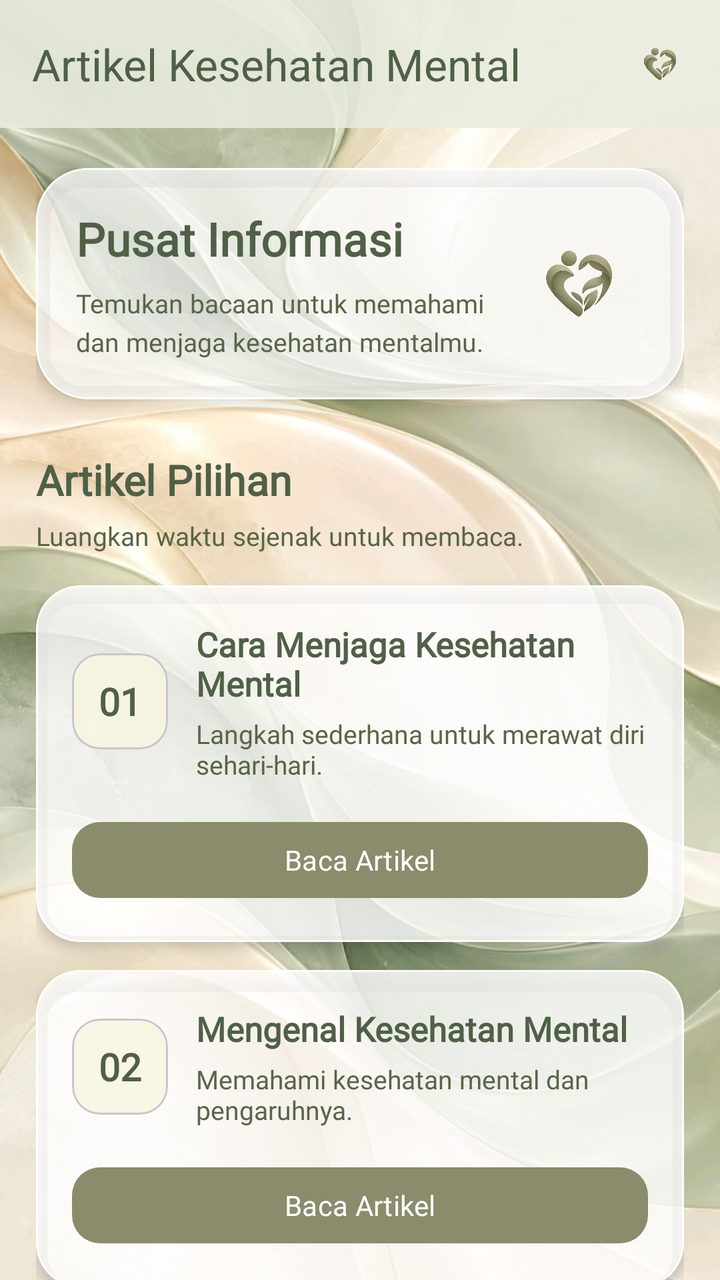
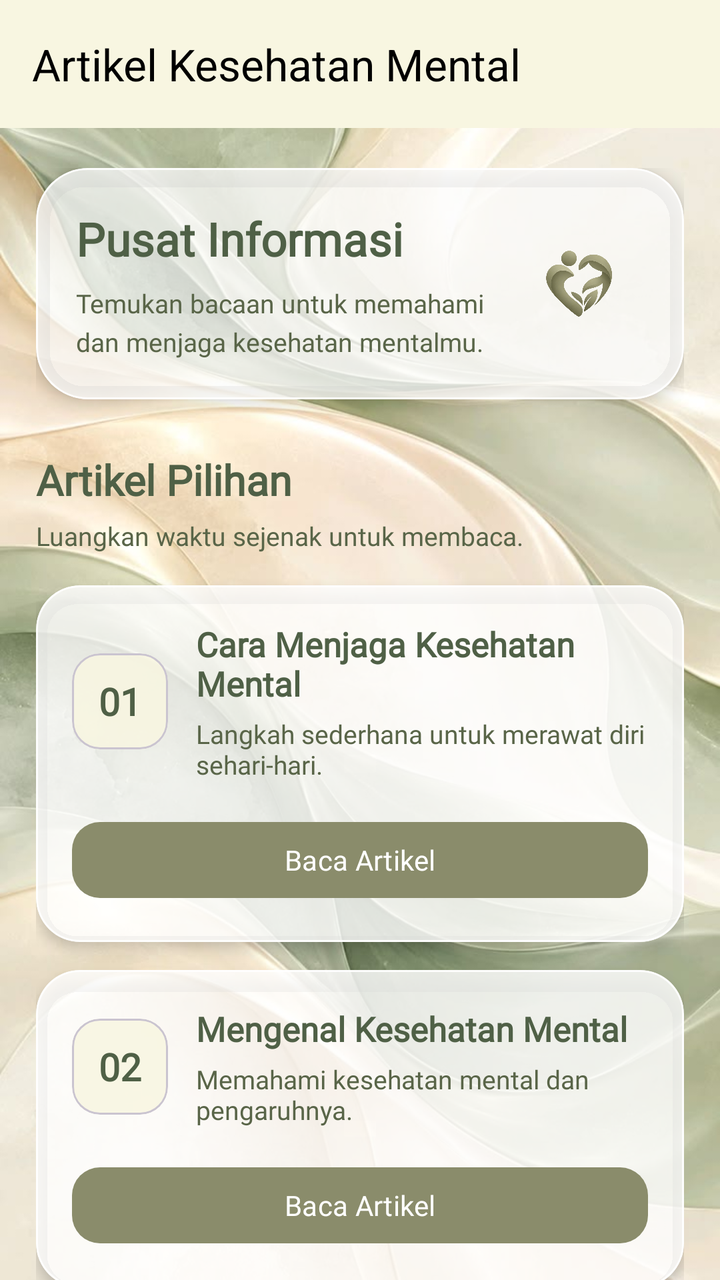

The first picture is an Android layout as it rendered before a commit; the second is the same layout after the commit. The layout source and the unified diff follow.
<!-- AndroidManifest.xml: application theme Theme.Nadini_3TIB -->
<!-- res/layout/activity_artikel.xml -->
<?xml version="1.0" encoding="utf-8"?>
<androidx.coordinatorlayout.widget.CoordinatorLayout
    xmlns:android="http://schemas.android.com/apk/res/android"
    xmlns:app="http://schemas.android.com/apk/res-auto"
    xmlns:tools="http://schemas.android.com/tools" android:id="@+id/main"
    android:layout_width="match_parent"
    android:layout_height="match_parent"
    tools:context=".pertemuan5.ArtikelActivity">

    <ImageView
        android:layout_width="match_parent"
        android:layout_height="match_parent"
        android:contentDescription="Wallpaper MindCare"
        android:scaleType="centerCrop"
        android:src="@drawable/pp2" />

    <com.google.android.material.appbar.AppBarLayout
        android:id="@+id/appBar"
        android:layout_width="match_parent"
        android:layout_height="wrap_content"
        android:background="#DDE8EDDF"
        app:elevation="2dp">

        <androidx.appcompat.widget.Toolbar
            android:id="@+id/toolbar"
            android:layout_width="match_parent"
            android:layout_height="?attr/actionBarSize"
            app:title="Artikel Kesehatan Mental"
            app:titleTextColor="#4F6046">

            <ImageView
                android:layout_width="32dp"
                android:layout_height="32dp"
                android:layout_gravity="end|center_vertical"
                android:layout_marginEnd="14dp"
                android:contentDescription="Logo MindCare"
                android:src="@drawable/logoapp" />

        </androidx.appcompat.widget.Toolbar>

    </com.google.android.material.appbar.AppBarLayout>

    <androidx.core.widget.NestedScrollView
        android:layout_width="match_parent"
        android:layout_height="match_parent"
        android:fillViewport="true"
        app:layout_behavior="@string/appbar_scrolling_view_behavior">

        <LinearLayout
            android:layout_width="match_parent"
            android:layout_height="wrap_content"
            android:orientation="vertical"
            android:paddingStart="18dp"
            android:paddingEnd="18dp"
            android:paddingTop="20dp"
            android:paddingBottom="32dp">

            <com.google.android.material.card.MaterialCardView
                android:layout_width="match_parent"
                android:layout_height="wrap_content"
                app:cardBackgroundColor="#BFFFFFFF"
                app:cardCornerRadius="26dp"
                app:cardElevation="5dp"
                app:strokeColor="#E6FFFFFF"
                app:strokeWidth="1dp">

                <LinearLayout
                    android:layout_width="match_parent"
                    android:layout_height="wrap_content"
                    android:gravity="center_vertical"
                    android:orientation="horizontal"
                    android:padding="20dp">

                    <LinearLayout
                        android:layout_width="0dp"
                        android:layout_height="wrap_content"
                        android:layout_weight="1"
                        android:orientation="vertical">

                        <TextView
                            android:layout_width="match_parent"
                            android:layout_height="wrap_content"
                            android:fontFamily="@font/font1"
                            android:text="Pusat Informasi"
                            android:textColor="#4F6046"
                            android:textSize="23sp"
                            android:textStyle="bold" />

                        <TextView
                            android:layout_width="match_parent"
                            android:layout_height="wrap_content"
                            android:layout_marginTop="8dp"
                            android:fontFamily="@font/font1"
                            android:lineSpacingExtra="4dp"
                            android:text="Temukan bacaan untuk memahami dan menjaga kesehatan mentalmu."
                            android:textColor="#596548"
                            android:textSize="13sp" />

                    </LinearLayout>

                    <ImageView
                        android:layout_width="65dp"
                        android:layout_height="65dp"
                        android:layout_marginStart="10dp"
                        android:contentDescription="Logo MindCare"
                        android:src="@drawable/logoapp" />

                </LinearLayout>

            </com.google.android.material.card.MaterialCardView>

            <TextView
                android:layout_width="match_parent"
                android:layout_height="wrap_content"
                android:layout_marginTop="26dp"
                android:fontFamily="@font/font1"
                android:text="Artikel Pilihan"
                android:textColor="#4F6046"
                android:textSize="21sp"
                android:textStyle="bold" />

            <TextView
                android:layout_width="match_parent"
                android:layout_height="wrap_content"
                android:layout_marginTop="5dp"
                android:layout_marginBottom="16dp"
                android:fontFamily="@font/font1"
                android:text="Luangkan waktu sejenak untuk membaca."
                android:textColor="#596548"
                android:textSize="13sp" />

            <com.google.android.material.card.MaterialCardView
                android:layout_width="match_parent"
                android:layout_height="wrap_content"
                android:layout_marginBottom="14dp"
                app:cardBackgroundColor="#CFFFFFFF"
                app:cardCornerRadius="22dp"
                app:cardElevation="4dp"
                app:strokeColor="#E6FFFFFF"
                app:strokeWidth="1dp">

                <LinearLayout
                    android:layout_width="match_parent"
                    android:layout_height="wrap_content"
                    android:orientation="vertical"
                    android:padding="18dp">

                    <LinearLayout
                        android:layout_width="match_parent"
                        android:layout_height="wrap_content"
                        android:gravity="center_vertical"
                        android:orientation="horizontal">

                        <com.google.android.material.card.MaterialCardView
                            android:layout_width="48dp"
                            android:layout_height="48dp"
                            app:cardBackgroundColor="#DDF8F6E1"
                            app:cardCornerRadius="14dp"
                            app:cardElevation="0dp">

                            <TextView
                                android:layout_width="match_parent"
                                android:layout_height="match_parent"
                                android:fontFamily="@font/font1"
                                android:gravity="center"
                                android:text="01"
                                android:textColor="#4F6046"
                                android:textSize="19sp"
                                android:textStyle="bold" />

                        </com.google.android.material.card.MaterialCardView>

                        <LinearLayout
                            android:layout_width="0dp"
                            android:layout_height="wrap_content"
                            android:layout_marginStart="14dp"
                            android:layout_weight="1"
                            android:orientation="vertical">

                            <TextView
                                android:layout_width="match_parent"
                                android:layout_height="wrap_content"
                                android:fontFamily="@font/font1"
                                android:text="Cara Menjaga Kesehatan Mental"
                                android:textColor="#4F6046"
                                android:textSize="17sp"
                                android:textStyle="bold" />

                            <TextView
                                android:layout_width="match_parent"
                                android:layout_height="wrap_content"
                                android:layout_marginTop="5dp"
                                android:fontFamily="@font/font1"
                                android:text="Langkah sederhana untuk merawat diri sehari-hari."
                                android:textColor="#596548"
                                android:textSize="13sp" />

                        </LinearLayout>

                    </LinearLayout>

                    <com.google.android.material.button.MaterialButton
                        android:id="@+id/btnArtikel1"
                        android:layout_width="match_parent"
                        android:layout_height="46dp"
                        android:layout_marginTop="16dp"
                        android:fontFamily="@font/font1"
                        android:text="Baca Artikel"
                        android:textAllCaps="false"
                        android:textColor="@color/white"
                        app:backgroundTint="@color/hijau"
                        app:cornerRadius="14dp" />

                </LinearLayout>

            </com.google.android.material.card.MaterialCardView>

            <com.google.android.material.card.MaterialCardView
                android:layout_width="match_parent"
                android:layout_height="wrap_content"
                android:layout_marginBottom="14dp"
                app:cardBackgroundColor="#CFFFFFFF"
                app:cardCornerRadius="22dp"
                app:cardElevation="4dp"
                app:strokeColor="#E6FFFFFF"
                app:strokeWidth="1dp">

                <LinearLayout
                    android:layout_width="match_parent"
                    android:layout_height="wrap_content"
                    android:orientation="vertical"
                    android:padding="18dp">

                    <LinearLayout
                        android:layout_width="match_parent"
                        android:layout_height="wrap_content"
                        android:gravity="center_vertical"
                        android:orientation="horizontal">

                        <com.google.android.material.card.MaterialCardView
                            android:layout_width="48dp"
                            android:layout_height="48dp"
                            app:cardBackgroundColor="#DDF8F6E1"
                            app:cardCornerRadius="14dp"
                            app:cardElevation="0dp">

                            <TextView
                                android:layout_width="match_parent"
                                android:layout_height="match_parent"
                                android:fontFamily="@font/font1"
                                android:gravity="center"
                                android:text="02"
                                android:textColor="#4F6046"
                                android:textSize="19sp"
                                android:textStyle="bold" />

                        </com.google.android.material.card.MaterialCardView>

                        <LinearLayout
                            android:layout_width="0dp"
                            android:layout_height="wrap_content"
                            android:layout_marginStart="14dp"
                            android:layout_weight="1"
                            android:orientation="vertical">

                            <TextView
                                android:layout_width="match_parent"
                                android:layout_height="wrap_content"
                                android:fontFamily="@font/font1"
                                android:text="Mengenal Kesehatan Mental"
                                android:textColor="#4F6046"
                                android:textSize="17sp"
                                android:textStyle="bold" />

                            <TextView
                                android:layout_width="match_parent"
                                android:layout_height="wrap_content"
                                android:layout_marginTop="5dp"
                                android:fontFamily="@font/font1"
                                android:text="Memahami kesehatan mental dan pengaruhnya."
                                android:textColor="#596548"
                                android:textSize="13sp" />

                        </LinearLayout>

                    </LinearLayout>

                    <com.google.android.material.button.MaterialButton
                        android:id="@+id/btnArtikel2"
                        android:layout_width="match_parent"
                        android:layout_height="46dp"
                        android:layout_marginTop="16dp"
                        android:fontFamily="@font/font1"
                        android:text="Baca Artikel"
                        android:textAllCaps="false"
                        android:textColor="@color/white"
                        app:backgroundTint="@color/hijau"
                        app:cornerRadius="14dp" />

                </LinearLayout>

            </com.google.android.material.card.MaterialCardView>

            <com.google.android.material.card.MaterialCardView
                android:layout_width="match_parent"
                android:layout_height="wrap_content"
                android:layout_marginBottom="14dp"
                app:cardBackgroundColor="#CFFFFFFF"
                app:cardCornerRadius="22dp"
                app:cardElevation="4dp"
                app:strokeColor="#E6FFFFFF"
                app:strokeWidth="1dp">

                <LinearLayout
                    android:layout_width="match_parent"
                    android:layout_height="wrap_content"
                    android:orientation="vertical"
                    android:padding="18dp">

                    <LinearLayout
                        android:layout_width="match_parent"
                        android:layout_height="wrap_content"
                        android:gravity="center_vertical"
                        android:orientation="horizontal">

                        <com.google.android.material.card.MaterialCardView
                            android:layout_width="48dp"
                            android:layout_height="48dp"
                            app:cardBackgroundColor="#DDF8F6E1"
                            app:cardCornerRadius="14dp"
                            app:cardElevation="0dp">

                            <TextView
                                android:layout_width="match_parent"
                                android:layout_height="match_parent"
                                android:fontFamily="@font/font1"
                                android:gravity="center"
                                android:text="03"
                                android:textColor="#4F6046"
                                android:textSize="19sp"
                                android:textStyle="bold" />

                        </com.google.android.material.card.MaterialCardView>

                        <LinearLayout
                            android:layout_width="0dp"
                            android:layout_height="wrap_content"
                            android:layout_marginStart="14dp"
                            android:layout_weight="1"
                            android:orientation="vertical">

                            <TextView
                                android:layout_width="match_parent"
                                android:layout_height="wrap_content"
                                android:fontFamily="@font/font1"
                                android:text="Memahami dan Mengatasi Stres"
                                android:textColor="#4F6046"
                                android:textSize="17sp"
                                android:textStyle="bold" />

                            <TextView
                                android:layout_width="match_parent"
                                android:layout_height="wrap_content"
                                android:layout_marginTop="5dp"
                                android:fontFamily="@font/font1"
                                android:text="Kenali tanda stres dan cara mengelolanya."
                                android:textColor="#596548"
                                android:textSize="13sp" />

                        </LinearLayout>

                    </LinearLayout>

                    <com.google.android.material.button.MaterialButton
                        android:id="@+id/btnArtikel3"
                        android:layout_width="match_parent"
                        android:layout_height="46dp"
                        android:layout_marginTop="16dp"
                        android:fontFamily="@font/font1"
                        android:text="Baca Artikel"
                        android:textAllCaps="false"
                        android:textColor="@color/white"
                        app:backgroundTint="@color/hijau"
                        app:cornerRadius="14dp" />

                </LinearLayout>

            </com.google.android.material.card.MaterialCardView>

            <com.google.android.material.card.MaterialCardView
                android:layout_width="match_parent"
                android:layout_height="wrap_content"
                android:layout_marginBottom="14dp"
                app:cardBackgroundColor="#CFFFFFFF"
                app:cardCornerRadius="22dp"
                app:cardElevation="4dp"
                app:strokeColor="#E6FFFFFF"
                app:strokeWidth="1dp">

                <LinearLayout
                    android:layout_width="match_parent"
                    android:layout_height="wrap_content"
                    android:orientation="vertical"
                    android:padding="18dp">

                    <LinearLayout
                        android:layout_width="match_parent"
                        android:layout_height="wrap_content"
                        android:gravity="center_vertical"
                        android:orientation="horizontal">

                        <com.google.android.material.card.MaterialCardView
                            android:layout_width="48dp"
                            android:layout_height="48dp"
                            app:cardBackgroundColor="#DDF8F6E1"
                            app:cardCornerRadius="14dp"
                            app:cardElevation="0dp">

                            <TextView
                                android:layout_width="match_parent"
                                android:layout_height="match_parent"
                                android:fontFamily="@font/font1"
                                android:gravity="center"
                                android:text="04"
                                android:textColor="#4F6046"
                                android:textSize="19sp"
                                android:textStyle="bold" />

                        </com.google.android.material.card.MaterialCardView>

                        <LinearLayout
                            android:layout_width="0dp"
                            android:layout_height="wrap_content"
                            android:layout_marginStart="14dp"
                            android:layout_weight="1"
                            android:orientation="vertical">

                            <TextView
                                android:layout_width="match_parent"
                                android:layout_height="wrap_content"
                                android:fontFamily="@font/font1"
                                android:text="Mengenal Gangguan Kecemasan"
                                android:textColor="#4F6046"
                                android:textSize="17sp"
                                android:textStyle="bold" />

                            <TextView
                                android:layout_width="match_parent"
                                android:layout_height="wrap_content"
                                android:layout_marginTop="5dp"
                                android:fontFamily="@font/font1"
                                android:text="Informasi awal tentang kecemasan."
                                android:textColor="#596548"
                                android:textSize="13sp" />

                        </LinearLayout>

                    </LinearLayout>

                    <com.google.android.material.button.MaterialButton
                        android:id="@+id/btnArtikel4"
                        android:layout_width="match_parent"
                        android:layout_height="46dp"
                        android:layout_marginTop="16dp"
                        android:fontFamily="@font/font1"
                        android:text="Baca Artikel"
                        android:textAllCaps="false"
                        android:textColor="@color/white"
                        app:backgroundTint="@color/hijau"
                        app:cornerRadius="14dp" />

                </LinearLayout>

            </com.google.android.material.card.MaterialCardView>

            <com.google.android.material.card.MaterialCardView
                android:layout_width="match_parent"
                android:layout_height="wrap_content"
                android:layout_marginBottom="14dp"
                app:cardBackgroundColor="#CFFFFFFF"
                app:cardCornerRadius="22dp"
                app:cardElevation="4dp"
                app:strokeColor="#E6FFFFFF"
                app:strokeWidth="1dp">

                <LinearLayout
                    android:layout_width="match_parent"
                    android:layout_height="wrap_content"
                    android:orientation="vertical"
                    android:padding="18dp">

                    <LinearLayout
                        android:layout_width="match_parent"
                        android:layout_height="wrap_content"
                        android:gravity="center_vertical"
                        android:orientation="horizontal">

                        <com.google.android.material.card.MaterialCardView
                            android:layout_width="48dp"
                            android:layout_height="48dp"
                            app:cardBackgroundColor="#DDF8F6E1"
                            app:cardCornerRadius="14dp"
                            app:cardElevation="0dp">

                            <TextView
                                android:layout_width="match_parent"
                                android:layout_height="match_parent"
                                android:fontFamily="@font/font1"
                                android:gravity="center"
                                android:text="05"
                                android:textColor="#4F6046"
                                android:textSize="19sp"
                                android:textStyle="bold" />

                        </com.google.android.material.card.MaterialCardView>

                        <LinearLayout
                            android:layout_width="0dp"
                            android:layout_height="wrap_content"
                            android:layout_marginStart="14dp"
                            android:layout_weight="1"
                            android:orientation="vertical">

                            <TextView
                                android:layout_width="match_parent"
                                android:layout_height="wrap_content"
                                android:fontFamily="@font/font1"
                                android:text="Kesehatan Mental Remaja"
                                android:textColor="#4F6046"
                                android:textSize="17sp"
                                android:textStyle="bold" />

                            <TextView
                                android:layout_width="match_parent"
                                android:layout_height="wrap_content"
                                android:layout_marginTop="5dp"
                                android:fontFamily="@font/font1"
                                android:text="Tantangan emosional yang dialami remaja."
                                android:textColor="#596548"
                                android:textSize="13sp" />

                        </LinearLayout>

                    </LinearLayout>

                    <com.google.android.material.button.MaterialButton
                        android:id="@+id/btnArtikel5"
                        android:layout_width="match_parent"
                        android:layout_height="46dp"
                        android:layout_marginTop="16dp"
                        android:fontFamily="@font/font1"
                        android:text="Baca Artikel"
                        android:textAllCaps="false"
                        android:textColor="@color/white"
                        app:backgroundTint="@color/hijau"
                        app:cornerRadius="14dp" />

                </LinearLayout>

            </com.google.android.material.card.MaterialCardView>

            <TextView
                android:layout_width="match_parent"
                android:layout_height="wrap_content"
                android:layout_marginTop="12dp"
                android:fontFamily="@font/font1"
                android:gravity="center"
                android:text="Baca, pahami, dan sayangi dirimu."
                android:textColor="#4F6046"
                android:textSize="13sp"
                android:textStyle="bold" />

        </LinearLayout>

    </androidx.core.widget.NestedScrollView>

</androidx.coordinatorlayout.widget.CoordinatorLayout>
<!-- resources referenced by this layout -->
<resources>
  <color name="hijau">#8A8C6B</color>
  <color name="white">#FFFFFFFF</color>
  <!-- drawable logoapp: png bitmap (drawable, 359094 bytes) -->
  <!-- drawable pp2: jpg bitmap (drawable, 66113 bytes) -->
  <style name="Theme.Nadini_3TIB" parent="Base.Theme.Nadini_3TIB" />
  <style name="Base.Theme.Nadini_3TIB" parent="Theme.Material3.DayNight.NoActionBar">
          
          
      </style>
</resources>

<!-- the commit's change to res/layout/activity_artikel.xml (unified diff, before → after) -->
@@ -5,7 +5,7 @@
     xmlns:tools="http://schemas.android.com/tools" android:id="@+id/main"
     android:layout_width="match_parent"
     android:layout_height="match_parent"
-    tools:context=".pertemuan5.ArtikelActivity">
+    tools:context=".Home.pertemuan5.ArtikelActivity">
 
     <ImageView
         android:layout_width="match_parent"
@@ -25,16 +25,9 @@
             android:id="@+id/toolbar"
             android:layout_width="match_parent"
             android:layout_height="?attr/actionBarSize"
+            android:background="@color/kuning"
             app:title="Artikel Kesehatan Mental"
-            app:titleTextColor="#4F6046">
-
-            <ImageView
-                android:layout_width="32dp"
-                android:layout_height="32dp"
-                android:layout_gravity="end|center_vertical"
-                android:layout_marginEnd="14dp"
-                android:contentDescription="Logo MindCare"
-                android:src="@drawable/logoapp" />
+            app:titleTextColor="@color/black">
 
         </androidx.appcompat.widget.Toolbar>
 
<!-- resource entries referenced after the edit -->
@@ -1,13 +1,13 @@
 <!-- resources referenced by this layout -->
 <resources>
+  <color name="black">#FF000000</color>
   <color name="hijau">#8A8C6B</color>
+  <color name="kuning">#F8F6E1</color>
   <color name="white">#FFFFFFFF</color>
   <!-- drawable logoapp: png bitmap (drawable, 359094 bytes) -->
   <!-- drawable pp2: jpg bitmap (drawable, 66113 bytes) -->
   <style name="Theme.Nadini_3TIB" parent="Base.Theme.Nadini_3TIB" />
   <style name="Base.Theme.Nadini_3TIB" parent="Theme.Material3.DayNight.NoActionBar">
-          
-          
       </style>
 </resources>
 
